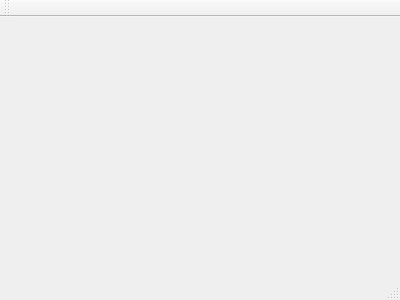
Qt form TableModel/mainwindow.ui (Anaga/Parking) before a commit.
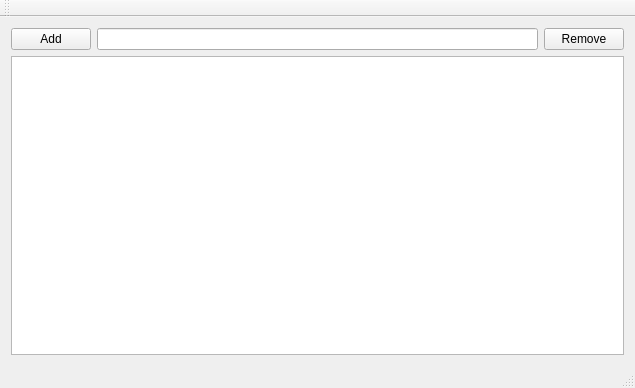
The same form after that commit.

Commit message: Add GUI part for table model

The edit to the form file:
```diff
--- a/TableModel/mainwindow.ui
+++ b/TableModel/mainwindow.ui
@@ -1,24 +1,70 @@
 <ui version="4.0">
  <class>MainWindow</class>
- <widget class="QMainWindow" name="MainWindow" >
-  <property name="geometry" >
+ <widget class="QMainWindow" name="MainWindow">
+  <property name="geometry">
    <rect>
     <x>0</x>
     <y>0</y>
-    <width>400</width>
-    <height>300</height>
+    <width>635</width>
+    <height>388</height>
    </rect>
   </property>
   <property name="windowTitle" >
    <string>MainWindow</string>
   </property>
-  <widget class="QMenuBar" name="menuBar" />
-  <widget class="QToolBar" name="mainToolBar" />
-  <widget class="QWidget" name="centralWidget" />
-  <widget class="QStatusBar" name="statusBar" />
+  <widget class="QWidget" name="centralWidget">
+   <layout class="QVBoxLayout" name="verticalLayout">
+    <item>
+     <layout class="QHBoxLayout" name="horizontalLayout">
+      <item>
+       <widget class="QPushButton" name="pushButton_Add">
+        <property name="text">
+         <string>Add</string>
+        </property>
+       </widget>
+      </item>
+      <item>
+       <widget class="QLineEdit" name="lineEdit"/>
+      </item>
+      <item>
+       <widget class="QPushButton" name="pushButton_Remove">
+        <property name="text">
+         <string>Remove</string>
+        </property>
+       </widget>
+      </item>
+     </layout>
+    </item>
+    <item>
+     <layout class="QHBoxLayout" name="horizontalLayout_2">
+      <item>
+       <widget class="QTableView" name="tableView"/>
+      </item>
+     </layout>
+    </item>
+   </layout>
+  </widget>
+  <widget class="QMenuBar" name="menuBar">
+   <property name="geometry">
+    <rect>
+     <x>0</x>
+     <y>0</y>
+     <width>635</width>
+     <height>21</height>
+    </rect>
+   </property>
+  </widget>
+  <widget class="QToolBar" name="mainToolBar">
+   <attribute name="toolBarArea">
+    <enum>TopToolBarArea</enum>
+   </attribute>
+   <attribute name="toolBarBreak">
+    <bool>false</bool>
+   </attribute>
+  </widget>
+  <widget class="QStatusBar" name="statusBar"/>
  </widget>
- <layoutDefault spacing="6" margin="11" />
- <pixmapfunction></pixmapfunction>
+ <layoutdefault spacing="6" margin="11"/>
  <resources/>
  <connections/>
 </ui>
```
Left out of the diff: 3 changed lines with no effect on the pictures. The commit also changes 5 other files.
